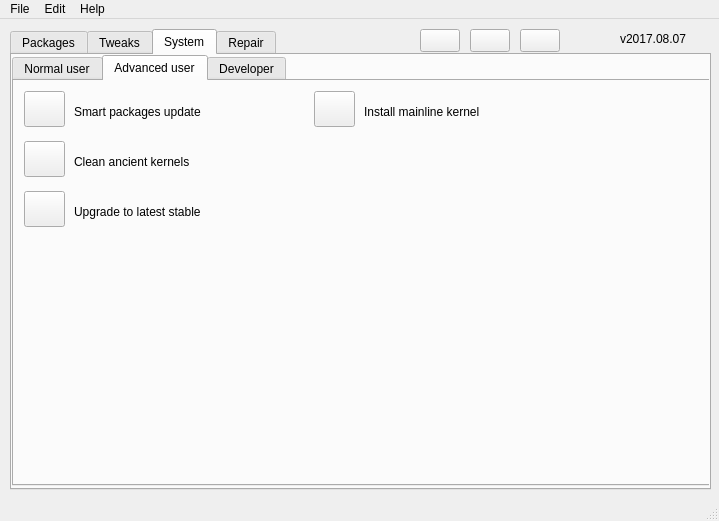
First picture: the form in mainwindow.ui, repository adgellida/ubunsys, before the edit.
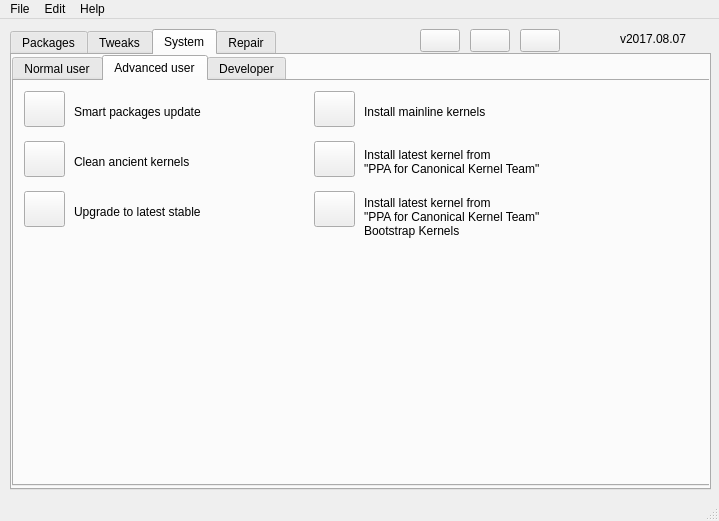
Second picture: the form after the edit. The open tabs and pages were chosen to show the change. Icons and pictures are not drawn.

Patch:
```diff
--- a/mainwindow.ui
+++ b/mainwindow.ui
@@ -2250,7 +2250,7 @@
          </font>
         </property>
         <property name="text">
-         <string>Install mainline kernel</string>
+         <string>Install mainline kernels</string>
         </property>
        </widget>
        <widget class="QPushButton" name="installMainlineKernel">
@@ -2288,6 +2288,117 @@
          <bool>false</bool>
         </property>
        </widget>
+       <widget class="QPushButton" name="installMainlineKernels_2">
+        <property name="geometry">
+         <rect>
+          <x>300</x>
+          <y>60</y>
+          <width>41</width>
+          <height>36</height>
+         </rect>
+        </property>
+        <property name="toolTip">
+         <string>&lt;html&gt;&lt;head/&gt;&lt;body&gt;&lt;p&gt;&lt;span style=&quot; font-family:'monospace'; font-size:12px; color:#333333; background-color:#ffffff;&quot;&gt;pre-release and test kernels&lt;/span&gt;</string>
+        </property>
+        <property name="whatsThis">
+         <string/>
+        </property>
+        <property name="text">
+         <string/>
+        </property>
+        <property name="icon">
+         <iconset resource="ubunsys.qrc">
+          <normaloff>:/images/flecha_arriba.png</normaloff>:/images/flecha_arriba.png</iconset>
+        </property>
+        <property name="iconSize">
+         <size>
+          <width>30</width>
+          <height>30</height>
+         </size>
+        </property>
+        <property name="shortcut">
+         <string/>
+        </property>
+        <property name="checkable">
+         <bool>false</bool>
+        </property>
+       </widget>
+       <widget class="QLabel" name="label_38">
+        <property name="geometry">
+         <rect>
+          <x>350</x>
+          <y>60</y>
+          <width>341</width>
+          <height>41</height>
+         </rect>
+        </property>
+        <property name="font">
+         <font>
+          <weight>50</weight>
+          <bold>false</bold>
+         </font>
+        </property>
+        <property name="text">
+         <string>Install latest kernel from
+&quot;PPA for Canonical Kernel Team&quot;</string>
+        </property>
+       </widget>
+       <widget class="QPushButton" name="installMainlineKernels_3">
+        <property name="geometry">
+         <rect>
+          <x>300</x>
+          <y>110</y>
+          <width>41</width>
+          <height>36</height>
+         </rect>
+        </property>
+        <property name="toolTip">
+         <string>&lt;html&gt;&lt;head/&gt;&lt;body&gt;&lt;p&gt;&lt;span style=&quot; font-family:'monospace'; font-size:12px; color:#333333; background-color:#ffffff;&quot;&gt;bootstrapping kernels&lt;/span&gt;</string>
+        </property>
+        <property name="whatsThis">
+         <string/>
+        </property>
+        <property name="text">
+         <string/>
+        </property>
+        <property name="icon">
+         <iconset resource="ubunsys.qrc">
+          <normaloff>:/images/flecha_arriba.png</normaloff>:/images/flecha_arriba.png</iconset>
+        </property>
+        <property name="iconSize">
+         <size>
+          <width>30</width>
+          <height>30</height>
+         </size>
+        </property>
+        <property name="shortcut">
+         <string/>
+        </property>
+        <property name="checkable">
+         <bool>false</bool>
+        </property>
+       </widget>
+       <widget class="QLabel" name="label_42">
+        <property name="geometry">
+         <rect>
+          <x>350</x>
+          <y>110</y>
+          <width>341</width>
+          <height>51</height>
+         </rect>
+        </property>
+        <property name="font">
+         <font>
+          <weight>50</weight>
+          <bold>false</bold>
+         </font>
+        </property>
+        <property name="text">
+         <string>Install latest kernel from
+&quot;PPA for Canonical Kernel Team&quot;
+Bootstrap Kernels</string>
+        </property>
+       </widget>
       </widget>
       <widget class="QWidget" name="tab_10">
        <attribute name="title">
```
Left out of the diff: 10 changed lines with no effect on the pictures.
